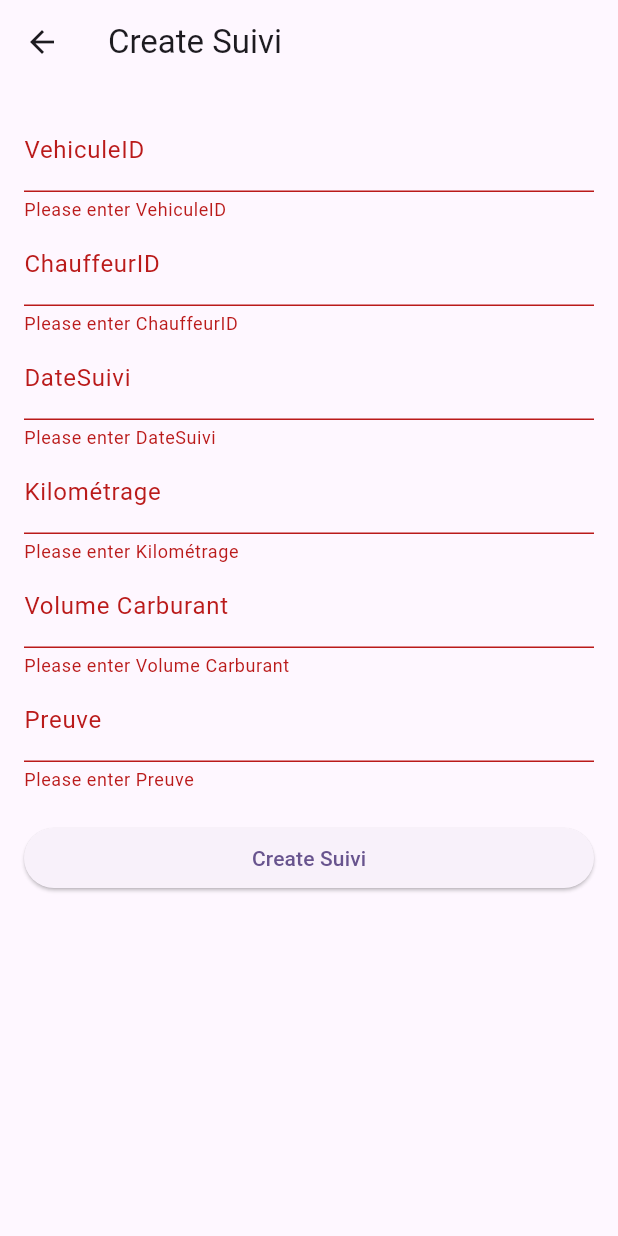
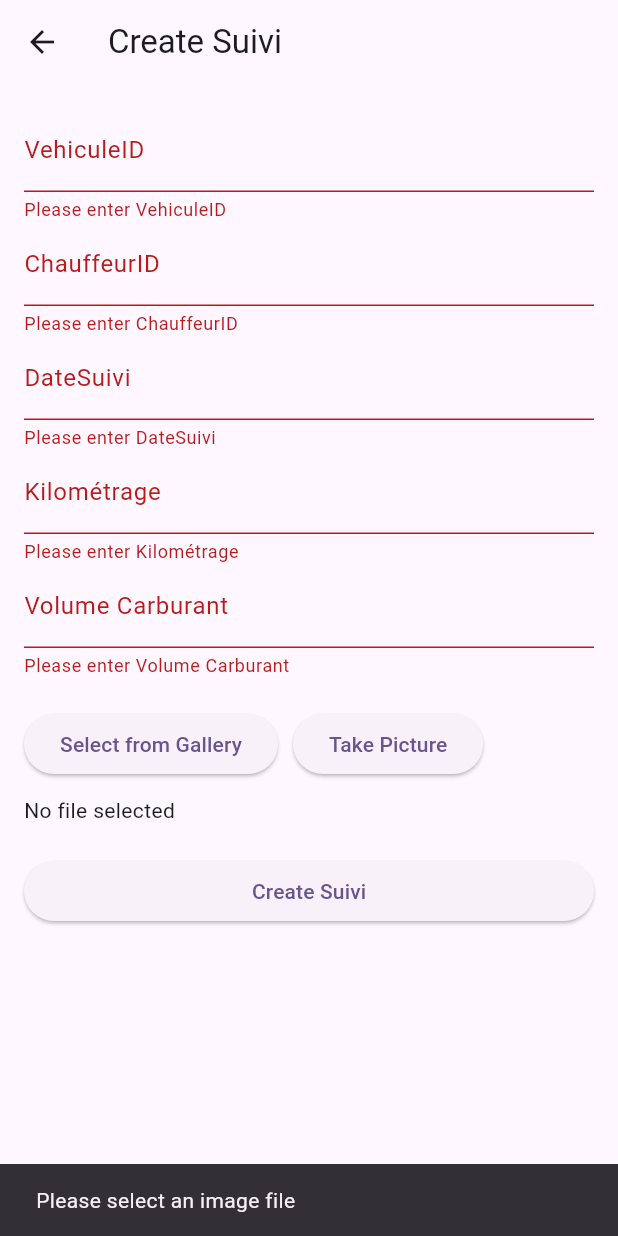
Before and after one commit to FirasBenAbdallah/entretien_vehicule, a Flutter app: the CreateSuivi screen opened directly, after a tap on "Create Suivi", on a phone screen of 412 x 824 dp. Run offline on Flutter 3.47's test engine with Material 3 defaults, Android fonts, the light colour scheme and no system bars; our stand-ins replace image_picker; network calls fail.

Commit message:
take pic or select from gallery

```diff
--- a/lib/create_suivi.dart
+++ b/lib/create_suivi.dart
@@ -1,13 +1,13 @@
 import 'package:flutter/material.dart';
 import 'package:http/http.dart' as http;
+import 'package:image_picker/image_picker.dart';
+import 'dart:io';
 
 class CreateSuivi extends StatefulWidget {
   const CreateSuivi({super.key});
 
   @override
-  _CreateSuiviState createState() {
-    return _CreateSuiviState();
-  }
+  _CreateSuiviState createState() => _CreateSuiviState();
 }
 
 class _CreateSuiviState extends State<CreateSuivi> {
@@ -17,29 +17,37 @@ class _CreateSuiviState extends State<CreateSuivi> {
   String? dateSuivi;
   int? kilometrage;
   double? volumeCarburant;
-  String? preuve;
+  File? preuve; // The selected image file
+
+  final ImagePicker _picker = ImagePicker();
 
   Future<void> _submitForm() async {
-    if (_formKey.currentState!.validate()) {
+    if (_formKey.currentState!.validate() && preuve != null) {
       _formKey.currentState!.save();
 
-      // Build the request body
-      var body = {
-        'VehiculeID': vehiculeID.toString(),
-        'ChauffeurID': chauffeurID.toString(),
-        'DateSuivi': dateSuivi!,
-        'Kilometrage': kilometrage.toString(),
-        'VolumeCarburant': volumeCarburant.toString(),
-        'Preuve':
-            preuve!, // In a real app, this should be handled as a file upload
-      };
-
       try {
-        final response = await http.post(
+        // Prepare multipart request
+        var request = http.MultipartRequest(
+          'POST',
           Uri.parse(
               'http://192.168.1.14:8000/controllers/SuivisQuotidiens/CreateSuivi.php'),
-          body: body,
         );
+
+        // Add form fields
+        request.fields['VehiculeID'] = vehiculeID.toString();
+        request.fields['ChauffeurID'] = chauffeurID.toString();
+        request.fields['DateSuivi'] = dateSuivi!;
+        request.fields['Kilometrage'] = kilometrage.toString();
+        request.fields['VolumeCarburant'] = volumeCarburant.toString();
+
+        // Attach image file as multipart
+        if (preuve != null) {
+          request.files
+              .add(await http.MultipartFile.fromPath('Preuve', preuve!.path));
+        }
+
+        // Send the request
+        var response = await request.send();
 
         if (response.statusCode == 200) {
           Navigator.pop(
@@ -56,6 +64,30 @@ class _CreateSuiviState extends State<CreateSuivi> {
           SnackBar(content: Text('Failed to create suivi: $e')),
         );
       }
+    } else if (preuve == null) {
+      ScaffoldMessenger.of(context).showSnackBar(
+        const SnackBar(content: Text('Please select an image file')),
+      );
+    }
+  }
+
+  Future<void> _pickImageFromGallery() async {
+    final pickedFile = await _picker.pickImage(source: ImageSource.gallery);
+
+    if (pickedFile != null) {
+      setState(() {
+        preuve = File(pickedFile.path);
+      });
+    }
+  }
+
+  Future<void> _takePicture() async {
+    final pickedFile = await _picker.pickImage(source: ImageSource.camera);
+
+    if (pickedFile != null) {
+      setState(() {
+        preuve = File(pickedFile.path);
+      });
     }
   }
 
@@ -128,16 +160,24 @@ class _CreateSuiviState extends State<CreateSuivi> {
                   return null;
                 },
               ),
-              TextFormField(
-                decoration: const InputDecoration(labelText: 'Preuve'),
-                onSaved: (value) => preuve = value,
-                validator: (value) {
-                  if (value == null || value.isEmpty) {
-                    return 'Please enter Preuve';
-                  }
-                  return null;
-                },
+              const SizedBox(height: 20),
+              Row(
+                children: [
+                  ElevatedButton(
+                    onPressed: _pickImageFromGallery,
+                    child: const Text('Select from Gallery'),
+                  ),
+                  const SizedBox(width: 10),
+                  ElevatedButton(
+                    onPressed: _takePicture,
+                    child: const Text('Take Picture'),
+                  ),
+                ],
               ),
+              const SizedBox(height: 10),
+              preuve != null
+                  ? Text('File selected: ${preuve!.path.split('/').last}')
+                  : const Text('No file selected'),
               const SizedBox(height: 20),
               ElevatedButton(
                 onPressed: _submitForm,
--- a/pubspec.yaml
+++ b/pubspec.yaml
@@ -28,6 +28,7 @@ environment:
 # the latest version available on pub.dev. To see which dependencies have newer
 # versions available, run `flutter pub outdated`.
 dependencies:
+  image_picker: ^0.8.4+4
   http: ^1.2.0
   flutter:
     sdk: flutter
```
Also changed, not shown: lib/suivis_quotidiens.dart (+41 -1 lines), pubspec.lock, 7 other files.
